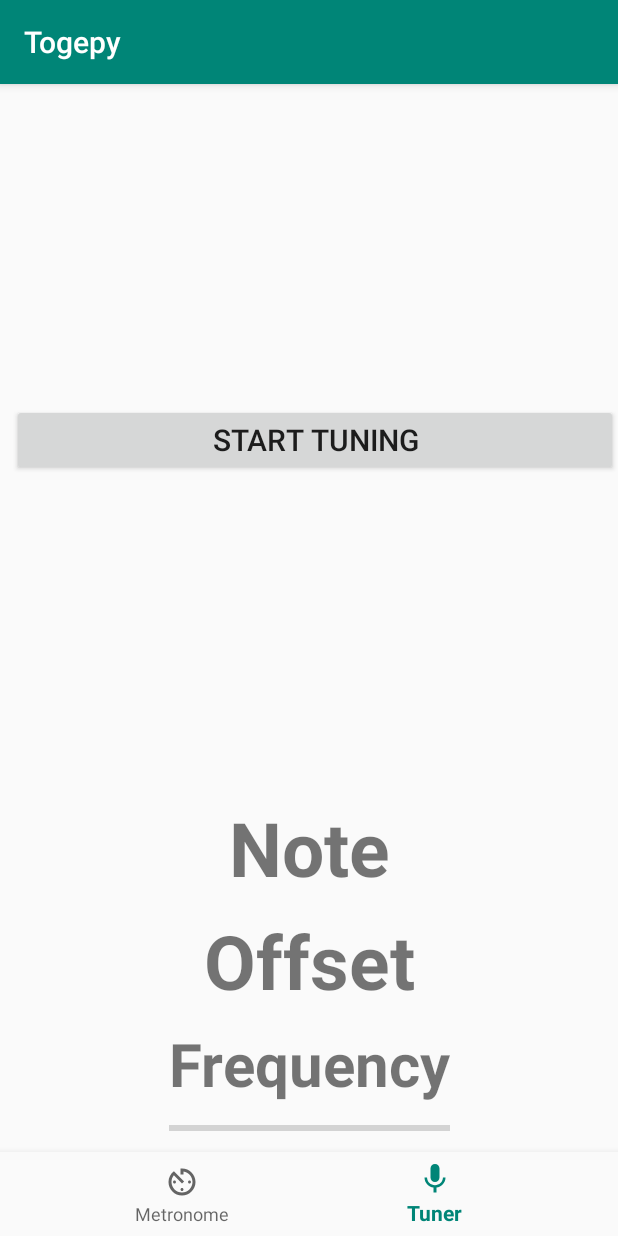
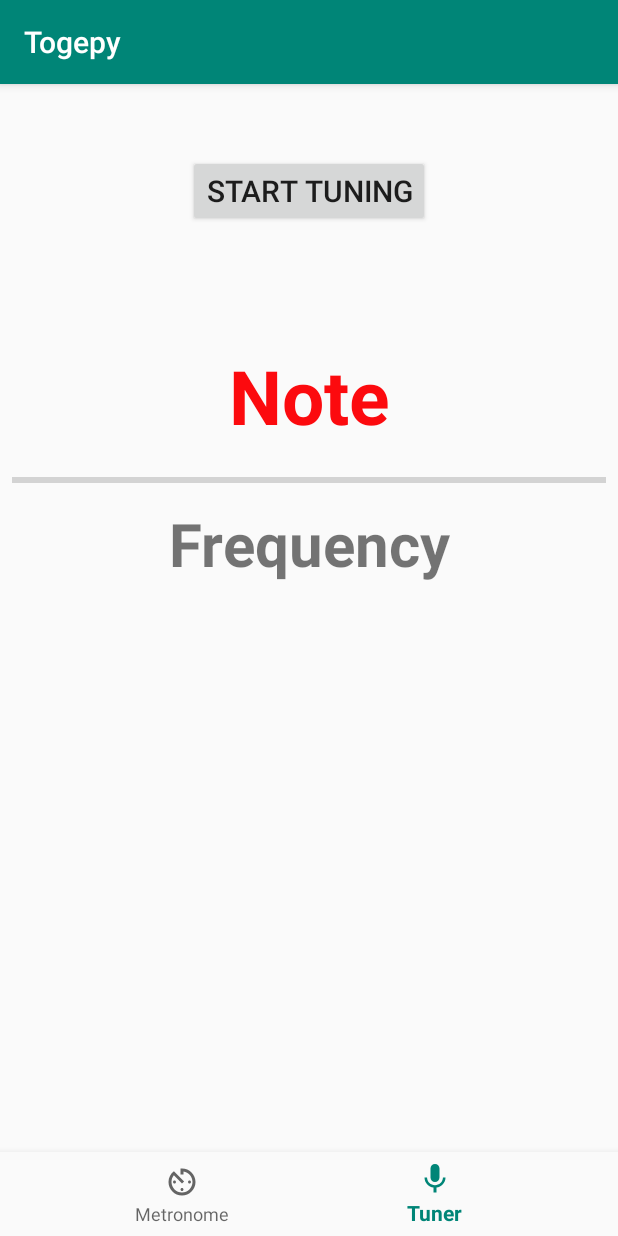
Before and after one commit to andredxc/embarcados, an Android app: the Tuner screen opened directly, with no data from a screen before it, on a phone screen of 412 x 824 dp. Run offline under Robolectric (Android 15) with nearby library versions, the phone set to English and light mode, and no system bars.

Commit message:
Changed layout, added average pitch and std deviation

```diff
--- a/togepy/app/src/main/res/layout/activity_tuner.xml
+++ b/togepy/app/src/main/res/layout/activity_tuner.xml
@@ -7,6 +7,118 @@
     android:layout_height="match_parent"
     tools:context=".MainActivity">
 
+
+    <LinearLayout
+        android:id="@+id/layoutNote"
+        android:layout_width="match_parent"
+        android:layout_height="match_parent"
+        android:layout_marginStart="8dp"
+        android:layout_marginLeft="8dp"
+        android:layout_marginEnd="8dp"
+        android:layout_marginRight="8dp"
+        android:layout_marginBottom="8dp"
+        android:orientation="vertical"
+        app:layout_constraintBottom_toTopOf="@+id/nav_view"
+        app:layout_constraintEnd_toEndOf="parent"
+        app:layout_constraintStart_toStartOf="parent">
+
+        <TextView
+            android:id="@+id/currentString"
+            android:layout_width="wrap_content"
+            android:layout_height="wrap_content"
+            android:layout_marginTop="0dp"
+            android:layout_gravity="center"
+            android:text="@string/currentStringDefaultText"
+            android:textSize="35sp"
+            android:visibility="invisible"
+            />
+
+        <Button
+            android:id="@+id/tunerStartButton"
+            android:layout_width="wrap_content"
+            android:layout_height="wrap_content"
+            android:text="@string/tunerStartButtonText"
+            android:textSize="20sp"
+            android:layout_gravity="center"
+            tools:text="@string/tunerStartButtonText"
+            android:onClick="startTuner"
+            />
+
+        <ProgressBar
+            android:id="@+id/tunerBar"
+            style="@style/Widget.AppCompat.ProgressBar.Horizontal"
+            android:layout_width="match_parent"
+            android:layout_height="wrap_content"
+            android:max="200"
+            android:progress="100"
+            android:layout_marginTop="25dp"
+            android:layout_marginRight="7dp"
+            android:layout_marginEnd="7dp"
+            android:visibility="invisible"
+            />
+
+        <RelativeLayout
+            android:layout_width="fill_parent"
+            android:layout_height="wrap_content"
+            android:orientation="horizontal">
+
+            <TextView
+                android:id="@+id/tunerLowText"
+                android:layout_width="wrap_content"
+                android:layout_height="wrap_content"
+                android:layout_marginTop="10dp"
+                android:text="@string/tunerLowText"
+                android:textSize="20sp"
+                android:visibility="invisible"
+                />
+
+
+            <TextView
+                android:id="@+id/tunerHighText"
+                android:layout_width="wrap_content"
+                android:layout_height="wrap_content"
+                android:layout_marginTop="10dp"
+                android:layout_marginRight="7dp"
+                android:layout_marginEnd="7dp"
+                android:text="@string/tunerHighText"
+                android:textSize="20sp"
+                android:layout_alignParentRight="true"
+                android:layout_alignParentEnd="true"
+                android:visibility="invisible"
+                />
+        </RelativeLayout>
+
+
+        <TextView
+            android:id="@+id/pitchNote"
+            android:layout_width="match_parent"
+            android:layout_height="wrap_content"
+            android:layout_marginBottom="8dp"
+            android:gravity="center"
+            android:text="@string/tunerNoteDefaultText"
+            android:textSize="50sp"
+            android:textStyle="bold"
+            android:textColor="@color/note"
+            app:layout_constraintBottom_toBottomOf="parent" />
+
+        <ProgressBar
+            android:id="@+id/pitchBar"
+            style="?android:attr/progressBarStyleHorizontal"
+            android:layout_width="match_parent"
+            android:layout_height="30dp" />
+
+        <TextView
+            android:id="@+id/pitchFreq"
+            android:layout_width="match_parent"
+            android:layout_height="wrap_content"
+            android:layout_marginBottom="8dp"
+            android:gravity="center"
+            android:text="@string/tunerFrequencyDefaultText"
+            android:textSize="40sp"
+            android:textStyle="bold"
+            app:layout_constraintBottom_toBottomOf="parent" />
+
+    </LinearLayout>
 
     <com.google.android.material.bottomnavigation.BottomNavigationView
         android:id="@+id/nav_view"
@@ -20,146 +132,4 @@
         app:layout_constraintRight_toRightOf="parent"
         app:menu="@menu/bottom_nav_menu" />
 
-    <LinearLayout
-        android:id="@+id/layoutNote"
-        android:layout_width="wrap_content"
-        android:layout_height="wrap_content"
-        android:layout_marginStart="8dp"
-        android:layout_marginLeft="8dp"
-        android:layout_marginEnd="8dp"
-        android:layout_marginRight="8dp"
-        android:layout_marginBottom="8dp"
-        android:orientation="vertical"
-        app:layout_constraintBottom_toTopOf="@+id/nav_view"
-        app:layout_constraintEnd_toEndOf="parent"
-        app:layout_constraintStart_toStartOf="parent">
-
-        <TextView
-            android:id="@+id/pitchNote"
-            android:layout_width="match_parent"
-            android:layout_height="match_parent"
-            android:layout_marginBottom="8dp"
-            android:gravity="center"
-            android:text="@string/tunerNoteDefaultText"
-            android:textSize="50sp"
-            android:textStyle="bold"
-            app:layout_constraintBottom_toBottomOf="parent" />
-
-        <TextView
-            android:id="@+id/pitchOffset"
-            android:layout_width="match_parent"
-            android:layout_height="match_parent"
-            android:layout_marginBottom="8dp"
-            android:gravity="center"
-            android:text="@string/tunerOffsetDefaultText"
-            android:textSize="50sp"
-            android:textStyle="bold"
-            app:layout_constraintBottom_toBottomOf="parent" />
-
-        <TextView
-            android:id="@+id/pitchFreq"
-            android:layout_width="match_parent"
-            android:layout_height="match_parent"
-            android:layout_marginBottom="8dp"
-            android:gravity="center"
-            android:text="@string/tunerFrequencyDefaultText"
-            android:textSize="40sp"
-            android:textStyle="bold"
-            app:layout_constraintBottom_toBottomOf="parent" />
-
-        <ProgressBar
-            android:id="@+id/pitchBar"
-            style="?android:attr/progressBarStyleHorizontal"
-            android:layout_width="match_parent"
-            android:layout_height="wrap_content" />
-
-    </LinearLayout>
-
-    <RelativeLayout
-        android:id="@+id/layoutTuner"
-        android:layout_width="0dp"
-        android:layout_height="0dp"
-        android:layout_marginStart="8dp"
-        android:layout_marginLeft="8dp"
-        android:layout_marginTop="8dp"
-        android:layout_marginBottom="8dp"
-        android:orientation="vertical"
-        app:layout_constraintBottom_toTopOf="@+id/layoutNote"
-        app:layout_constraintEnd_toEndOf="parent"
-        app:layout_constraintHorizontal_bias="0.0"
-        app:layout_constraintStart_toStartOf="parent"
-        app:layout_constraintTop_toTopOf="parent"
-        app:layout_constraintVertical_bias="1.0">
-
-        <TextView
-            android:id="@+id/currentString"
-            android:layout_width="wrap_content"
-            android:layout_height="wrap_content"
-            android:layout_alignParentStart="true"
-            android:layout_alignParentLeft="true"
-            android:layout_alignParentTop="true"
-            android:layout_alignParentEnd="true"
-            android:layout_alignParentRight="true"
-            android:layout_marginTop="0dp"
-            android:gravity="center"
-            android:text="@string/currentStringDefaultText"
-            android:textSize="35sp"
-            android:visibility="invisible" />
-
-        <Button
-            android:id="@+id/tunerStartButton"
-            android:layout_width="match_parent"
-            android:layout_height="wrap_content"
-            android:layout_centerInParent="true"
-            android:text="@string/tunerStartButtonText"
-            android:textSize="20sp"
-            tools:text="@string/tunerStartButtonText"
-            android:onClick="startTuner"/>
-
-        <ProgressBar
-            android:id="@+id/tunerBar"
-            style="@style/Widget.AppCompat.ProgressBar.Horizontal"
-            android:layout_width="wrap_content"
-            android:layout_height="wrap_content"
-            android:layout_below="@id/currentString"
-            android:layout_alignParentStart="true"
-            android:layout_alignParentLeft="true"
-            android:layout_alignParentEnd="true"
-            android:layout_alignParentRight="true"
-            android:max="200"
-            android:progress="100"
-            android:layout_marginTop="25dp"
-            android:layout_marginRight="7dp"
-            android:layout_marginEnd="7dp"
-            android:visibility="invisible"/>
-
-        <TextView
-            android:id="@+id/tunerLowText"
-            android:layout_width="wrap_content"
-            android:layout_height="wrap_content"
-            android:layout_below="@+id/tunerBar"
-            android:layout_alignParentStart="true"
-            android:layout_alignParentLeft="true"
-            android:layout_marginTop="10dp"
-            android:text="@string/tunerLowText"
-            android:textSize="20sp"
-            android:visibility="invisible"/>
-
-        <TextView
-            android:id="@+id/tunerHighText"
-            android:layout_width="wrap_content"
-            android:layout_height="wrap_content"
-            android:layout_below="@+id/tunerBar"
-            android:layout_alignParentEnd="true"
-            android:layout_alignParentRight="true"
-            android:layout_marginTop="10dp"
-            android:layout_marginRight="7dp"
-            android:layout_marginEnd="7dp"
-            android:text="@string/tunerHighText"
-            android:textSize="20sp"
-            android:visibility="invisible"/>
-
-
-    </RelativeLayout>
-
 </androidx.constraintlayout.widget.ConstraintLayout>
--- a/togepy/app/src/main/res/values/colors.xml
+++ b/togepy/app/src/main/res/values/colors.xml
@@ -3,4 +3,6 @@
     <color name="colorPrimary">#008577</color>
     <color name="colorPrimaryDark">#00574B</color>
     <color name="colorAccent">#D81B60</color>
+
+    <color name="note">#fc0a0e</color>
 </resources>
```
Also changed, not shown: togepy/app/src/main/java/com/example/togepy/Tuner.java (+58 -14 lines).
